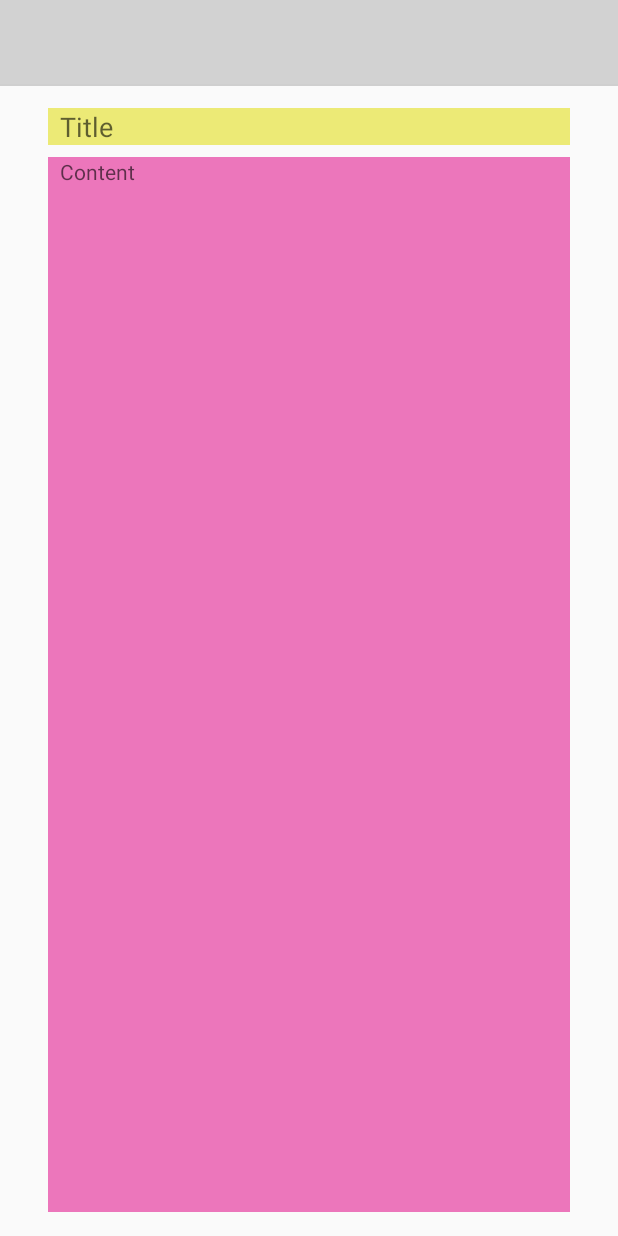
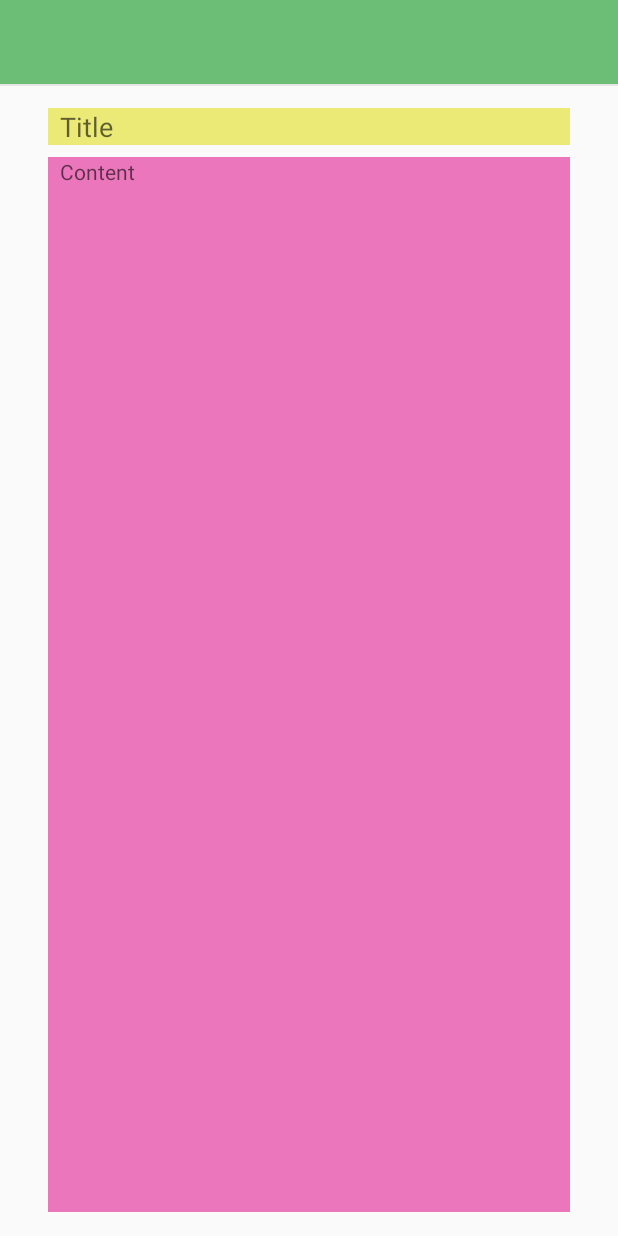
Before and after one commit to Chrisaliang/TakeNote, an Android app: the layout activity_event_detail.xml on its own in the app's theme, with its tools: preview values and no code run, on a phone screen of 412 x 824 dp. Run offline under Robolectric (Android 15) with nearby library versions, the light colour scheme and no system bars.

Commit message:
change item and detail ui
Signed-off-by: chris <chrisaliang@outlook.com>

```diff
--- a/app/src/main/res/layout/activity_event_detail.xml
+++ b/app/src/main/res/layout/activity_event_detail.xml
@@ -26,7 +26,7 @@
             app:layout_constraintEnd_toEndOf="parent"
             app:layout_constraintStart_toStartOf="parent"
             app:layout_constraintTop_toTopOf="parent"
-            tools:background="#3333">
+            tools:background="#A31D9C2D">
 
         </androidx.appcompat.widget.Toolbar>
 
@@ -48,6 +48,7 @@
             android:hint="@string/main_event_event_title"
             android:imeOptions="actionNext"
             android:inputType="text"
+            android:maxLength="20"
             android:maxLines="1"
             android:minEms="8"
             android:paddingStart="8dp"
@@ -70,7 +71,6 @@
             android:background="@null"
             android:gravity="top|start"
             android:hint="@string/main_event_event_content"
-            android:inputType="text"
             android:paddingStart="8dp"
             android:paddingEnd="8dp"
             android:text="@{detail.item.content}"
--- a/app/src/main/res/layout/item_event_list.xml
+++ b/app/src/main/res/layout/item_event_list.xml
@@ -34,6 +34,9 @@
             android:layout_height="wrap_content"
             android:layout_marginStart="16dp"
             android:layout_marginBottom="2dp"
+            android:ellipsize="end"
+            android:maxEms="10"
+            android:maxLines="1"
             android:text="@{item.title}"
             android:textSize="16sp"
             app:layout_constraintBottom_toTopOf="@+id/textView7"
@@ -47,6 +50,8 @@
             android:layout_width="wrap_content"
             android:layout_height="wrap_content"
             android:layout_marginTop="2dp"
+            android:ellipsize="end"
+            android:maxLines="3"
             android:text="@{item.content}"
             android:textSize="14sp"
             app:layout_constraintBottom_toBottomOf="parent"
--- a/app/src/main/res/values/colors.xml
+++ b/app/src/main/res/values/colors.xml
@@ -3,5 +3,5 @@
     <color name="colorPrimary">#008577</color>
     <color name="colorPrimaryDark">#00574B</color>
     <color name="colorAccent">#ec452b</color>
-    <color name="theme_divider">#CFCFCF</color>
+    <color name="theme_divider">#E5E5E5</color>
 </resources>
```
